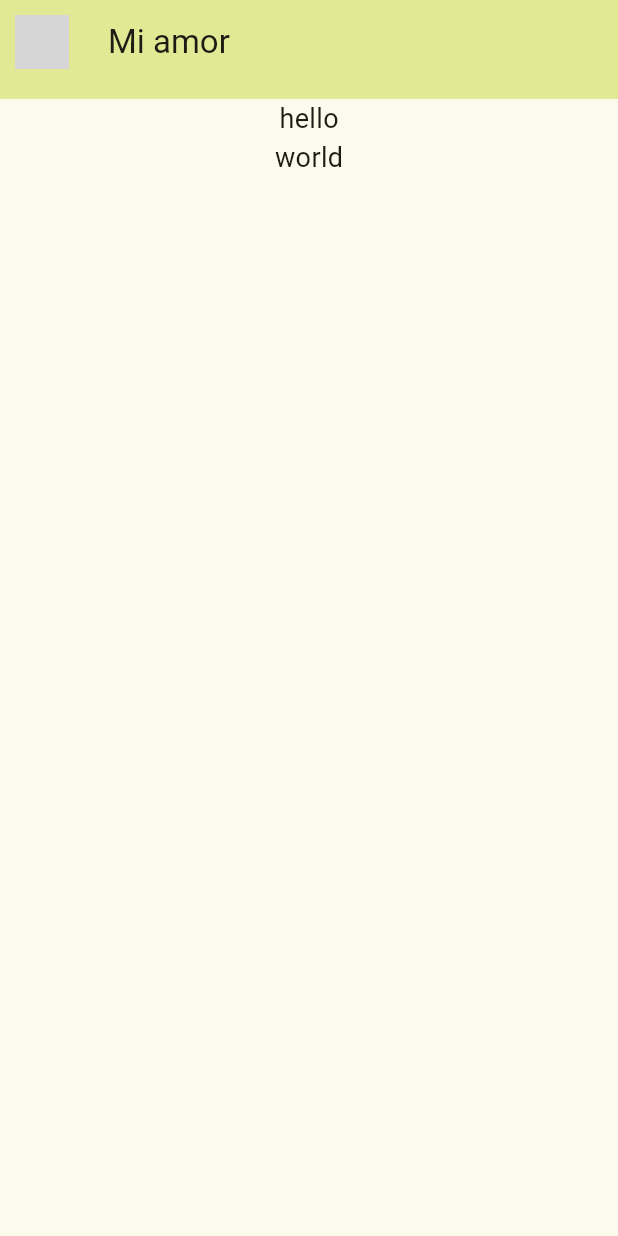
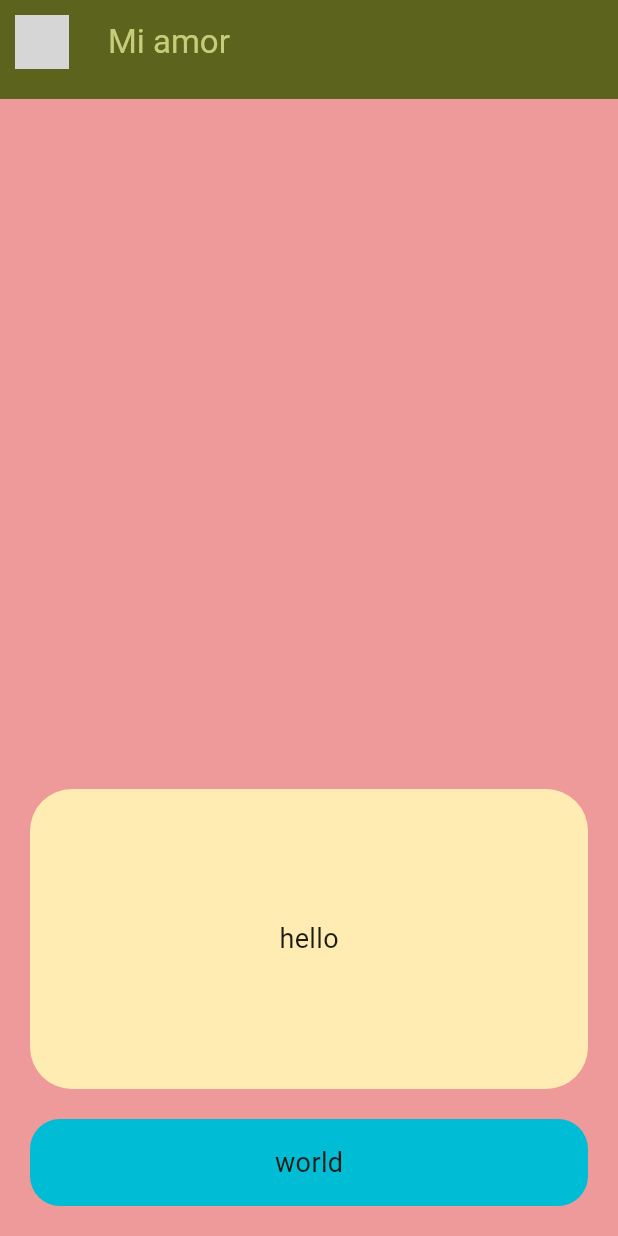
Before and after one commit to CesarAugusto316/flutter_application_1, a Flutter app: the screen it shows after launch, on a phone screen of 412 x 824 dp. Run offline on Flutter 3.47's test engine with Material 2 defaults, Android fonts, the phone set to English and light mode, and no system bars; network calls fail; grey boxes are pictures that could not be loaded.

Commit message:
✨ enyoing flutter

```diff
--- a/lib/appBar/my_app_bar.dart
+++ b/lib/appBar/my_app_bar.dart
@@ -8,6 +8,7 @@ class MyAppBar extends StatelessWidget implements PreferredSizeWidget {
   @override
   Widget build(BuildContext context) {
     return AppBar(
+      elevation: 4.0,
       leading: const Padding(
         padding: EdgeInsets.all(10.0),
         child: CircleAvatar(
@@ -16,9 +17,11 @@ class MyAppBar extends StatelessWidget implements PreferredSizeWidget {
               'https://i.pinimg.com/originals/74/e4/1d/74e41d48eddb609fd83d75ee9cb516e9.jpg'),
         ),
       ),
-      title: const Text('Mi amor'),
+      title: Text('Mi amor',
+          style:
+              TextStyle(color: Theme.of(context).colorScheme.inversePrimary)),
       centerTitle: false,
-      backgroundColor: Theme.of(context).colorScheme.primaryContainer,
+      backgroundColor: Theme.of(context).colorScheme.primary,
     );
   }
 
--- a/lib/chat/chat_view.dart
+++ b/lib/chat/chat_view.dart
@@ -5,11 +5,31 @@ class ChatView extends StatelessWidget {
 
   @override
   Widget build(BuildContext context) {
-    return const Column(
-      children: [
-        Center(child: Text('hello')),
-        Center(child: Text('world')),
-      ],
+    return Container(
+      padding: const EdgeInsets.all(20),
+      decoration: BoxDecoration(color: Colors.red[200]),
+      child: Column(
+        children: [
+          Expanded(
+              child: Container(
+                  // decoration: BoxDecoration(color: Colors.red[400]),
+                  )),
+          Container(
+            height: 200,
+            decoration: BoxDecoration(
+                color: Colors.amber[100],
+                borderRadius: BorderRadius.circular(28)),
+            padding: const EdgeInsets.all(16),
+            child: const Center(child: Text('hello')),
+          ),
+          const SizedBox(height: 20),
+          Container(
+              decoration: BoxDecoration(
+                  color: Colors.cyan, borderRadius: BorderRadius.circular(20)),
+              padding: const EdgeInsets.all(16),
+              child: const Center(child: Text('world'))),
+        ],
+      ),
     );
   }
 }
--- a/lib/my_app.dart
+++ b/lib/my_app.dart
@@ -4,8 +4,6 @@ import 'package:flutter_application_1/theme/app_theme.dart';
 
 class MyApp extends StatelessWidget {
   const MyApp({Key? key}) : super(key: key);
-
-  void onPress() {}
 
   @override
   Widget build(BuildContext context) {
```
